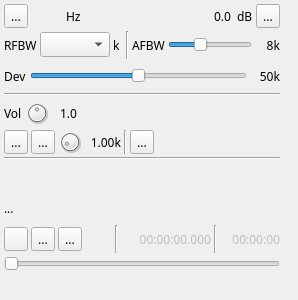
Qt form plugins/channeltx/modwfm/wfmmodgui.ui (f4exb/sdrangel) before a commit.
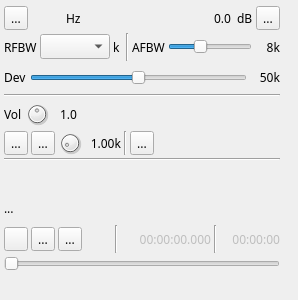
The same form after that commit. Icons and pictures are not drawn. Custom widgets are drawn as their Qt base class.

```diff
--- a/plugins/channeltx/modwfm/wfmmodgui.ui
+++ b/plugins/channeltx/modwfm/wfmmodgui.ui
@@ -61,6 +61,9 @@
     </property>
     <item>
      <layout class="QHBoxLayout" name="deltaFreqPowLayout">
+      <property name="topMargin">
+       <number>2</number>
+      </property>
       <item>
        <layout class="QHBoxLayout" name="deltaFrequencyLayout">
         <item>
@@ -98,7 +101,7 @@
           </property>
           <property name="font">
            <font>
-            <family>Monospace</family>
+            <family>DejaVu Sans Mono</family>
             <pointsize>12</pointsize>
            </font>
           </property>
```
Left out of the diff: 13 changed lines with no effect on the pictures.
